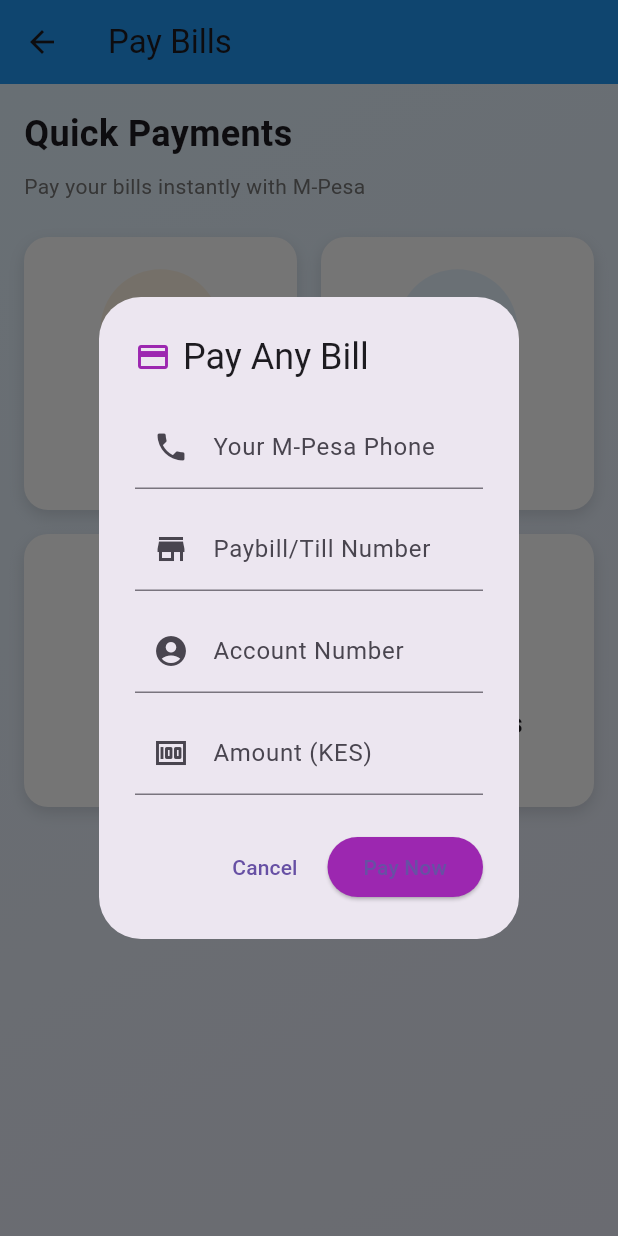
After one commit to Solomonswakei/budget-manager, a Flutter app: the BillsScreen screen opened directly, after a tap on "Other Bills", on a phone screen of 412 x 824 dp. The commit adds this screen. Run offline on Flutter 3.47's test engine with Material 3 defaults, Android fonts, the phone set to English and light mode, and no system bars; our stand-ins replace shared_preferences; accounts and stored records are empty; network calls fail.

Commit message:
Added bill payments: KPLC, Water, Airtime, Custom bills

```diff
--- /dev/null
+++ b/lib/bills_screen.dart
@@ -0,0 +1,534 @@
+import 'package:flutter/material.dart';
+import 'mpesa_service.dart';
+
+class BillsScreen extends StatefulWidget {
+  @override
+  _BillsScreenState createState() => _BillsScreenState();
+}
+
+class _BillsScreenState extends State<BillsScreen> {
+  final _phoneController = TextEditingController();
+
+  @override
+  void dispose() {
+    _phoneController.dispose();
+    super.dispose();
+  }
+
+  void _payKPLC() {
+    final amountController = TextEditingController();
+    final accountController = TextEditingController();
+
+    showDialog(
+      context: context,
+      builder: (context) => AlertDialog(
+        title: Row(
+          children: [
+            Icon(Icons.electric_bolt, color: Colors.orange),
+            SizedBox(width: 8),
+            Text('Pay KPLC Bill'),
+          ],
+        ),
+        content: Column(
+          mainAxisSize: MainAxisSize.min,
+          children: [
+            TextField(
+              controller: _phoneController,
+              keyboardType: TextInputType.phone,
+              decoration: InputDecoration(
+                labelText: 'M-Pesa Phone',
+                hintText: '0712345678',
+                prefixIcon: Icon(Icons.phone),
+              ),
+            ),
+            SizedBox(height: 12),
+            TextField(
+              controller: accountController,
+              decoration: InputDecoration(
+                labelText: 'Account Number',
+                hintText: 'Your KPLC account',
+                prefixIcon: Icon(Icons.account_circle),
+              ),
+            ),
+            SizedBox(height: 12),
+            TextField(
+              controller: amountController,
+              keyboardType: TextInputType.number,
+              decoration: InputDecoration(
+                labelText: 'Amount (KES)',
+                prefixText: 'KES ',
+                prefixIcon: Icon(Icons.money),
+              ),
+            ),
+          ],
+        ),
+        actions: [
+          TextButton(
+            onPressed: () => Navigator.pop(context),
+            child: Text('Cancel'),
+          ),
+          ElevatedButton(
+            onPressed: () async {
+              final phone = _phoneController.text.trim();
+              final account = accountController.text.trim();
+              final amount = double.tryParse(amountController.text);
+
+              if (phone.isNotEmpty && account.isNotEmpty && amount != null && amount > 0) {
+                Navigator.pop(context);
+
+                showDialog(
+                  context: context,
+                  barrierDismissible: false,
+                  builder: (context) => Center(child: CircularProgressIndicator()),
+                );
+
+                final result = await MpesaService.payBill(
+                  phoneNumber: phone,
+                  amount: amount,
+                  paybillNumber: '888880', // KPLC Paybill
+                  accountNumber: account,
+                  transactionDesc: 'KPLC Bill Payment',
+                );
+
+                Navigator.pop(context);
+
+                ScaffoldMessenger.of(context).showSnackBar(
+                  SnackBar(
+                    content: Text(result['message']),
+                    backgroundColor: result['success'] ? Colors.green : Colors.red,
+                  ),
+                );
+              } else {
+                ScaffoldMessenger.of(context).showSnackBar(
+                  SnackBar(content: Text('Please fill all fields!'), backgroundColor: Colors.red),
+                );
+              }
+            },
+            style: ElevatedButton.styleFrom(backgroundColor: Colors.orange),
+            child: Text('Pay Bill'),
+          ),
+        ],
+      ),
+    );
+  }
+
+  void _payWater() {
+    final amountController = TextEditingController();
+    final accountController = TextEditingController();
+
+    showDialog(
+      context: context,
+      builder: (context) => AlertDialog(
+        title: Row(
+          children: [
+            Icon(Icons.water_drop, color: Colors.blue),
+            SizedBox(width: 8),
+            Text('Pay Water Bill'),
+          ],
+        ),
+        content: Column(
+          mainAxisSize: MainAxisSize.min,
+          children: [
+            TextField(
+              controller: _phoneController,
+              keyboardType: TextInputType.phone,
+              decoration: InputDecoration(
+                labelText: 'M-Pesa Phone',
+                hintText: '0712345678',
+                prefixIcon: Icon(Icons.phone),
+              ),
+            ),
+            SizedBox(height: 12),
+            TextField(
+              controller: accountController,
+              decoration: InputDecoration(
+                labelText: 'Account Number',
+                hintText: 'Your water account',
+                prefixIcon: Icon(Icons.account_circle),
+              ),
+            ),
+            SizedBox(height: 12),
+            TextField(
+              controller: amountController,
+              keyboardType: TextInputType.number,
+              decoration: InputDecoration(
+                labelText: 'Amount (KES)',
+                prefixText: 'KES ',
+                prefixIcon: Icon(Icons.money),
+              ),
+            ),
+          ],
+        ),
+        actions: [
+          TextButton(
+            onPressed: () => Navigator.pop(context),
+            child: Text('Cancel'),
+          ),
+          ElevatedButton(
+            onPressed: () async {
+              final phone = _phoneController.text.trim();
+              final account = accountController.text.trim();
+              final amount = double.tryParse(amountController.text);
+
+              if (phone.isNotEmpty && account.isNotEmpty && amount != null && amount > 0) {
+                Navigator.pop(context);
+
+                showDialog(
+                  context: context,
+                  barrierDismissible: false,
+                  builder: (context) => Center(child: CircularProgressIndicator()),
+                );
+
+                final result = await MpesaService.payBill(
+                  phoneNumber: phone,
+                  amount: amount,
+                  paybillNumber: '123456', // Example water paybill
+                  accountNumber: account,
+                  transactionDesc: 'Water Bill Payment',
+                );
+
+                Navigator.pop(context);
+
+                ScaffoldMessenger.of(context).showSnackBar(
+                  SnackBar(
+                    content: Text(result['message']),
+                    backgroundColor: result['success'] ? Colors.green : Colors.red,
+                  ),
+                );
+              } else {
+                ScaffoldMessenger.of(context).showSnackBar(
+                  SnackBar(content: Text('Please fill all fields!'), backgroundColor: Colors.red),
+                );
+              }
+            },
+            style: ElevatedButton.styleFrom(backgroundColor: Colors.blue),
+            child: Text('Pay Bill'),
+          ),
+        ],
+      ),
+    );
+  }
+
+  void _buyAirtime() {
+    final amountController = TextEditingController();
+    final phoneController = TextEditingController();
+
+    showDialog(
+      context: context,
+      builder: (context) => AlertDialog(
+        title: Row(
+          children: [
+            Icon(Icons.phone_android, color: Colors.green),
+            SizedBox(width: 8),
+            Text('Buy Airtime'),
+          ],
+        ),
+        content: Column(
+          mainAxisSize: MainAxisSize.min,
+          children: [
+            TextField(
+              controller: phoneController,
+              keyboardType: TextInputType.phone,
+              decoration: InputDecoration(
+                labelText: 'Phone Number',
+                hintText: '0712345678',
+                prefixIcon: Icon(Icons.phone),
+              ),
+            ),
+            SizedBox(height: 12),
+            TextField(
+              controller: amountController,
+              keyboardType: TextInputType.number,
+              decoration: InputDecoration(
+                labelText: 'Amount (KES)',
+                prefixText: 'KES ',
+                prefixIcon: Icon(Icons.money),
+              ),
+            ),
+          ],
+        ),
+        actions: [
+          TextButton(
+            onPressed: () => Navigator.pop(context),
+            child: Text('Cancel'),
+          ),
+          ElevatedButton(
+            onPressed: () async {
+              final phone = phoneController.text.trim();
+              final amount = double.tryParse(amountController.text);
+
+              if (phone.isNotEmpty && amount != null && amount > 0) {
+                Navigator.pop(context);
+
+                showDialog(
+                  context: context,
+                  barrierDismissible: false,
+                  builder: (context) => Center(child: CircularProgressIndicator()),
+                );
+
+                final result = await MpesaService.buyAirtime(
+                  phoneNumber: phone,
+                  amount: amount,
+                );
+
+                Navigator.pop(context);
+
+                ScaffoldMessenger.of(context).showSnackBar(
+                  SnackBar(
+                    content: Text(result['message']),
+                    backgroundColor: result['success'] ? Colors.green : Colors.red,
+                  ),
+                );
+              } else {
+                ScaffoldMessenger.of(context).showSnackBar(
+                  SnackBar(content: Text('Please fill all fields!'), backgroundColor: Colors.red),
+                );
+              }
+            },
+            style: ElevatedButton.styleFrom(backgroundColor: Colors.green),
+            child: Text('Buy Airtime'),
+          ),
+        ],
+      ),
+    );
+  }
+
+  void _payCustomBill() {
+    final amountController = TextEditingController();
+    final paybillController = TextEditingController();
+    final accountController = TextEditingController();
+
+    showDialog(
+      context: context,
+      builder: (context) => AlertDialog(
+        title: Row(
+          children: [
+            Icon(Icons.payment, color: Colors.purple),
+            SizedBox(width: 8),
+            Text('Pay Any Bill'),
+          ],
+        ),
+        content: SingleChildScrollView(
+          child: Column(
+            mainAxisSize: MainAxisSize.min,
+            children: [
+              TextField(
+                controller: _phoneController,
+                keyboardType: TextInputType.phone,
+                decoration: InputDecoration(
+                  labelText: 'Your M-Pesa Phone',
+                  hintText: '0712345678',
+                  prefixIcon: Icon(Icons.phone),
+                ),
+              ),
+              SizedBox(height: 12),
+              TextField(
+                controller: paybillController,
+                keyboardType: TextInputType.number,
+                decoration: InputDecoration(
+                  labelText: 'Paybill/Till Number',
+                  hintText: '123456',
+                  prefixIcon: Icon(Icons.store),
+                ),
+              ),
+              SizedBox(height: 12),
+              TextField(
+                controller: accountController,
+                decoration: InputDecoration(
+                  labelText: 'Account Number',
+                  hintText: 'Account or reference',
+                  prefixIcon: Icon(Icons.account_circle),
+                ),
+              ),
+              SizedBox(height: 12),
+              TextField(
+                controller: amountController,
+                keyboardType: TextInputType.number,
+                decoration: InputDecoration(
+                  labelText: 'Amount (KES)',
+                  prefixText: 'KES ',
+                  prefixIcon: Icon(Icons.money),
+                ),
+              ),
+            ],
+          ),
+        ),
+        actions: [
+          TextButton(
+            onPressed: () => Navigator.pop(context),
+            child: Text('Cancel'),
+          ),
+          ElevatedButton(
+            onPressed: () async {
+              final phone = _phoneController.text.trim();
+              final paybill = paybillController.text.trim();
+              final account = accountController.text.trim();
+              final amount = double.tryParse(amountController.text);
+
+              if (phone.isNotEmpty && paybill.isNotEmpty && amount != null && amount > 0) {
+                Navigator.pop(context);
+
+                showDialog(
+                  context: context,
+                  barrierDismissible: false,
+                  builder: (context) => Center(child: CircularProgressIndicator()),
+                );
+
+                final result = await MpesaService.payBill(
+                  phoneNumber: phone,
+                  amount: amount,
+                  paybillNumber: paybill,
+                  accountNumber: account.isEmpty ? 'Payment' : account,
+                  transactionDesc: 'Bill Payment',
+                );
+
+                Navigator.pop(context);
+
+                ScaffoldMessenger.of(context).showSnackBar(
+                  SnackBar(
+                    content: Text(result['message']),
+                    backgroundColor: result['success'] ? Colors.green : Colors.red,
+                  ),
+                );
+              } else {
+                ScaffoldMessenger.of(context).showSnackBar(
+                  SnackBar(content: Text('Please fill required fields!'), backgroundColor: Colors.red),
+                );
+              }
+            },
+            style: ElevatedButton.styleFrom(backgroundColor: Colors.purple),
+            child: Text('Pay Now'),
+          ),
+        ],
+      ),
+    );
+  }
+
+  @override
+  Widget build(BuildContext context) {
+    return Scaffold(
+      appBar: AppBar(
+        title: Text('Pay Bills'),
+        backgroundColor: Colors.blue,
+      ),
+      body: Container(
+        decoration: BoxDecoration(
+          gradient: LinearGradient(
+            begin: Alignment.topLeft,
+            end: Alignment.bottomRight,
+            colors: [Colors.blue.shade50, Colors.indigo.shade50],
+          ),
+        ),
+        child: Padding(
+          padding: EdgeInsets.all(16),
+          child: Column(
+            crossAxisAlignment: CrossAxisAlignment.start,
+            children: [
+              Text(
+                'Quick Payments',
+                style: TextStyle(fontSize: 24, fontWeight: FontWeight.bold),
+              ),
+              SizedBox(height: 8),
+              Text(
+                'Pay your bills instantly with M-Pesa',
+                style: TextStyle(color: Colors.grey[600]),
+              ),
+              SizedBox(height: 24),
+              Expanded(
+                child: GridView.count(
+                  crossAxisCount: 2,
+                  crossAxisSpacing: 16,
+                  mainAxisSpacing: 16,
+                  children: [
+                    _buildBillCard(
+                      icon: Icons.electric_bolt,
+                      title: 'KPLC',
+                      subtitle: 'Electricity',
+                      color: Colors.orange,
+                      onTap: _payKPLC,
+                    ),
+                    _buildBillCard(
+                      icon: Icons.water_drop,
+                      title: 'Water',
+                      subtitle: 'Water Bills',
+                      color: Colors.blue,
+                      onTap: _payWater,
+                    ),
+                    _buildBillCard(
+                      icon: Icons.phone_android,
+                      title: 'Airtime',
+                      subtitle: 'Buy airtime',
+                      color: Colors.green,
+                      onTap: _buyAirtime,
+                    ),
+                    _buildBillCard(
+                      icon: Icons.payment,
+                      title: 'Other Bills',
+                      subtitle: 'Any paybill',
+                      color: Colors.purple,
+                      onTap: _payCustomBill,
+                    ),
+                  ],
+                ),
+              ),
+            ],
+          ),
+        ),
+      ),
+    );
+  }
+
+  Widget _buildBillCard({
+    required IconData icon,
+    required String title,
+    required String subtitle,
+    required Color color,
+    required VoidCallback onTap,
+  }) {
+    return GestureDetector(
+      onTap: onTap,
+      child: Container(
+        decoration: BoxDecoration(
+          color: Colors.white,
+          borderRadius: BorderRadius.circular(16),
+          boxShadow: [
+            BoxShadow(
+              color: Colors.black12,
+              blurRadius: 8,
+              offset: Offset(0, 4),
+            ),
+          ],
+        ),
+        child: Column(
+          mainAxisAlignment: MainAxisAlignment.center,
+          children: [
+            Container(
+              padding: EdgeInsets.all(16),
+              decoration: BoxDecoration(
+                color: color.withOpacity(0.1),
+                shape: BoxShape.circle,
+              ),
+              child: Icon(icon, size: 48, color: color),
+            ),
+            SizedBox(height: 12),
+            Text(
+              title,
+              style: TextStyle(
+                fontSize: 18,
+                fontWeight: FontWeight.bold,
+              ),
+            ),
+            SizedBox(height: 4),
+            Text(
+              subtitle,
+              style: TextStyle(
+                color: Colors.grey[600],
+                fontSize: 12,
+              ),
+            ),
+          ],
+        ),
+      ),
+    );
+  }
+}
--- a/lib/mpesa_service.dart
+++ b/lib/mpesa_service.dart
@@ -129,4 +129,80 @@ class MpesaService {
       };
     }
   }
+  // Pay to Paybill (for KPLC, Water, etc)
+static Future<Map<String, dynamic>> payBill({
+  required String phoneNumber,
+  required double amount,
+  required String paybillNumber,
+  required String accountNumber,
+  String transactionDesc = 'Bill Payment',
+}) async {
+  try {
+    final accessToken = await getAccessToken();
+    if (accessToken == null) {
+      return {'success': false, 'message': 'Failed to authenticate'};
+    }
+
+    String formattedPhone = phoneNumber.replaceAll(RegExp(r'[^\d]'), '');
+    if (formattedPhone.startsWith('0')) {
+      formattedPhone = '254${formattedPhone.substring(1)}';
+    }
+    if (!formattedPhone.startsWith('254')) {
+      formattedPhone = '254$formattedPhone';
+    }
+
+    final timestamp = DateTime.now().toString().replaceAll(RegExp(r'[^0-9]'), '').substring(0, 14);
+    final password = base64Encode(utf8.encode('$shortcode$passkey$timestamp'));
+
+    final requestBody = {
+      'BusinessShortCode': shortcode,
+      'Password': password,
+      'Timestamp': timestamp,
+      'TransactionType': 'CustomerPayBillOnline',
+      'Amount': amount.toInt().toString(),
+      'PartyA': formattedPhone,
+      'PartyB': paybillNumber,
+      'PhoneNumber': formattedPhone,
+      'CallBackURL': 'https://mydomain.com/callback',
+      'AccountReference': accountNumber,
+      'TransactionDesc': transactionDesc,
+    };
+
+    final response = await http.post(
+      Uri.parse(stkPushUrl),
+      headers: {
+        'Authorization': 'Bearer $accessToken',
+        'Content-Type': 'application/json',
+      },
+      body: json.encode(requestBody),
+    );
+
+    if (response.statusCode == 200) {
+      final data = json.decode(response.body);
+      if (data['ResponseCode'] == '0') {
+        return {'success': true, 'message': 'Payment sent! Check your phone.'};
+      } else {
+        return {'success': false, 'message': data['ResponseDescription'] ?? 'Payment failed'};
+      }
+    } else {
+      return {'success': false, 'message': 'Failed to send payment'};
+    }
+  } catch (e) {
+    return {'success': false, 'message': 'Error: $e'};
+  }
 }
+
+// Buy Airtime
+static Future<Map<String, dynamic>> buyAirtime({
+  required String phoneNumber,
+  required double amount,
+}) async {
+  // For airtime, we use the same STK push but with different description
+  return await stkPush(
+    phoneNumber: phoneNumber,
+    amount: amount,
+    accountReference: 'Airtime',
+    transactionDesc: 'Airtime Purchase',
+  );
+}
+}
```
Also changed, not shown: lib/main.dart (+13 -0 lines).
